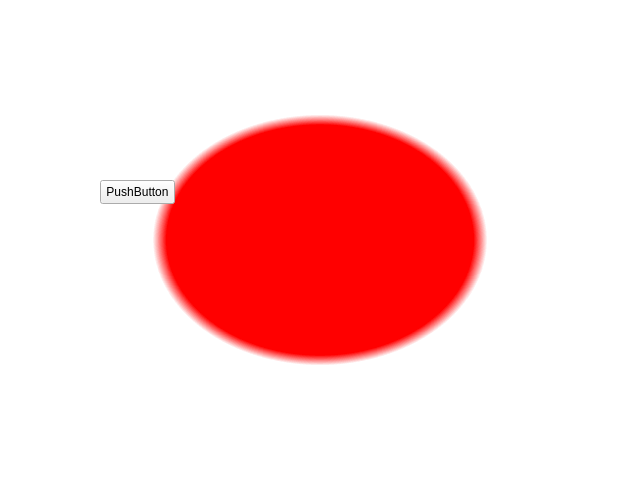
This is src/gradeselect.ui in b1ek/CuteSchedule as Qt 5 draws it before an edit. The edited form follows.
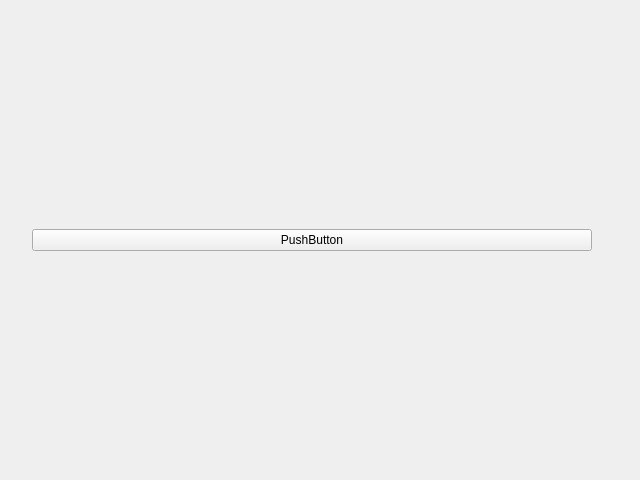
This is the edited form.

```diff
--- a/src/gradeselect.ui
+++ b/src/gradeselect.ui
@@ -24,7 +24,7 @@
     <number>0</number>
    </property>
    <property name="rightMargin">
-    <number>0</number>
+    <number>16</number>
    </property>
    <property name="bottomMargin">
     <number>0</number>
@@ -32,23 +32,32 @@
    <item>
     <widget class="QWidget" name="main" native="true">
      <property name="styleSheet">
-      <string notr="true">#main {
-	background-color: qradialgradient(spread:pad, cx:0.5, cy:0.5, radius:0.5, fx:0.5, fy:0.5, stop:0 rgba(255, 0, 0, 255), stop:0.479904 rgba(255, 0, 0, 255), stop:0.522685 rgba(255, 255, 255, 255), stop:1 rgba(255, 255, 255, 255));
-}</string>
+      <string notr="true"/>
      </property>
-     <widget class="QPushButton" name="pushButton">
-      <property name="geometry">
-       <rect>
-        <x>100</x>
-        <y>180</y>
-        <width>75</width>
-        <height>24</height>
-       </rect>
+     <layout class="QGridLayout" name="gridLayout_2">
+      <property name="leftMargin">
+       <number>32</number>
       </property>
-      <property name="text">
-       <string>PushButton</string>
+      <property name="topMargin">
+       <number>32</number>
       </property>
-     </widget>
+      <property name="rightMargin">
+       <number>32</number>
+      </property>
+      <property name="bottomMargin">
+       <number>32</number>
+      </property>
+      <property name="spacing">
+       <number>8</number>
+      </property>
+      <item row="0" column="0">
+       <widget class="QPushButton" name="pushButton">
+        <property name="text">
+         <string>PushButton</string>
+        </property>
+       </widget>
+      </item>
+     </layout>
     </widget>
    </item>
   </layout>
```
